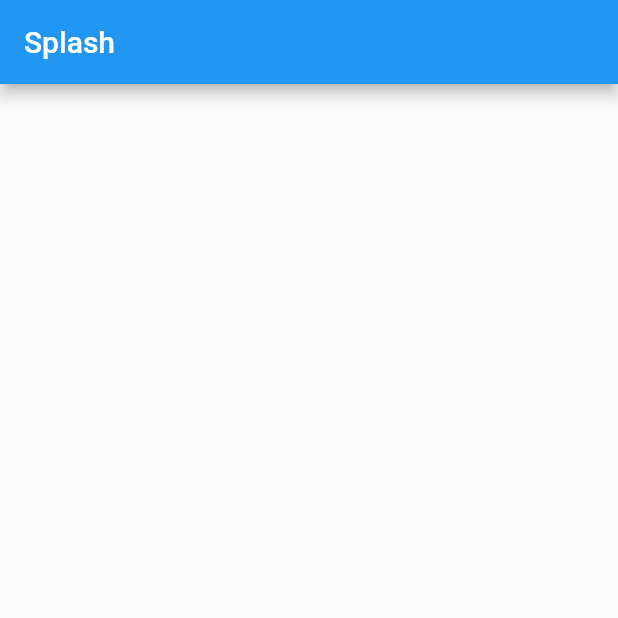
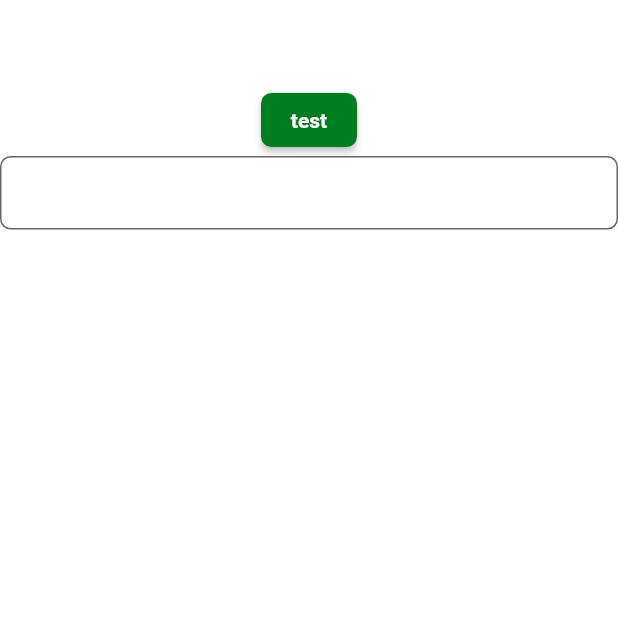
Before and after one commit to Rayjir/App_Vaquinha_Burguer_DartWeek, a Flutter app: the screen it shows after launch, on a phone screen of 412 x 824 dp, the top half of it. Run offline on Flutter 3.47's test engine with Material 2 defaults, Android fonts, the phone set to English and light mode, and no system bars; Roboto replaces fonts that are missing (mplus1).

Commit message:
novo commit

```diff
--- /dev/null
+++ b/dw9_delivery_app/lib/app/core/ui/styles/app_styles.dart
@@ -0,0 +1,23 @@
+import 'package:dw9_delivery_app/app/core/ui/styles/app_styles.dart';
+import 'package:dw9_delivery_app/app/core/ui/styles/colors_app.dart';
+import 'package:dw9_delivery_app/app/core/ui/styles/text_styles.dart';
+import 'package:flutter/material.dart';
+
+class AppStyles {
+  static AppStyles? _instance;
+
+  AppStyles._();
+  static AppStyles get i {
+    _instance ??= AppStyles._();
+    return _instance!;
+  }
+
+  ButtonStyle get primaryButton => ElevatedButton.styleFrom(
+      shape: RoundedRectangleBorder(borderRadius: BorderRadius.circular(7)),
+      backgroundColor: ColorsApp.i.primary,
+      textStyle: TextStyles.i.textButtonLabel);
+}
+
+extension AppStylesExtentions on BuildContext {
+  AppStyles get appStyles => AppStyles.i;
+}
--- a/dw9_delivery_app/lib/app/core/ui/styles/colors_app.dart
+++ b/dw9_delivery_app/lib/app/core/ui/styles/colors_app.dart
@@ -12,5 +12,9 @@ class ColorsApp {
 
   Color get primary => const Color(0xff007D21);
   Color get secondary => const Color(0xffF88B0C);
+}
+
+extension ColorsAppExtentions on BuildContext {
+  ColorsApp get colors => ColorsApp.i;
 
 }
--- /dev/null
+++ b/dw9_delivery_app/lib/app/core/ui/styles/text_styles.dart
@@ -0,0 +1,37 @@
+import 'package:flutter/material.dart';
+
+class TextStyles {
+  static TextStyles? _instance;
+
+  TextStyles._();
+  static TextStyles get i {
+    _instance ??= TextStyles._();
+    return _instance!;
+  }
+
+  String get font => 'mplus1';
+
+  TextStyle get textLight =>
+      TextStyle(fontWeight: FontWeight.w300, fontFamily: font);
+
+  TextStyle get textRegular =>
+      TextStyle(fontWeight: FontWeight.normal, fontFamily: font);
+
+  TextStyle get textmedium =>
+      TextStyle(fontWeight: FontWeight.w500, fontFamily: font);
+
+  TextStyle get textsemiBold =>
+      TextStyle(fontWeight: FontWeight.w600, fontFamily: font);
+
+  TextStyle get textBold =>
+      TextStyle(fontWeight: FontWeight.bold, fontFamily: font);
+
+  TextStyle get textExtraBold =>
+      TextStyle(fontWeight: FontWeight.w800, fontFamily: font);
+
+  TextStyle get textButtonLabel => textBold.copyWith(fontSize: 14);
+}
+
+extension TextStylesExtensions on BuildContext {
+  TextStyles get textStyles => TextStyles.i;
+}
--- a/dw9_delivery_app/lib/app/repositories/dw9_delivary_app.dart
+++ b/dw9_delivery_app/lib/app/repositories/dw9_delivary_app.dart
@@ -9,6 +9,7 @@ class Dw9DelivaryApp extends StatelessWidget {
    Widget build(BuildContext context) {
        return MaterialApp(
         title: 'Delivery App',
+        theme: ThemeData(scaffoldBackgroundColor: Colors.blue),
         routes: {
           '/' : (context) => const SplashPage(),
         },
--- a/dw9_delivery_app/lib/app/splash/splash_Page.dart
+++ b/dw9_delivery_app/lib/app/splash/splash_Page.dart
@@ -1,14 +1,46 @@
+import 'package:dw9_delivery_app/app/core/ui/styles/app_styles.dart';
+import 'package:dw9_delivery_app/app/core/ui/styles/colors_app.dart';
 import 'package:flutter/material.dart';
 
 class SplashPage extends StatelessWidget {
+  const SplashPage({super.key});
 
-  const SplashPage({ super.key });
-
-   @override
-   Widget build(BuildContext context) {
-       return Scaffold(
-           appBar: AppBar(title: const Text('Splash'),),
-           body: Container(),
-       );
+  @override
+  Widget build(BuildContext context) {
+    return Theme(
+      data: ThemeData(
+        scaffoldBackgroundColor: Colors.white,
+        appBarTheme: const AppBarTheme(
+            backgroundColor: Colors.white,
+            elevation: 0,
+            centerTitle: true,
+            iconTheme: IconThemeData(color: Colors.black)),
+        primaryColor: ColorsApp.i.primary,
+        colorScheme: ColorScheme.fromSeed(
+            seedColor: ColorsApp.i.primary,
+            primary: ColorsApp.i.primary,
+            secondary: ColorsApp.i.secondary),
+        elevatedButtonTheme:
+            ElevatedButtonThemeData(style: AppStyles.i.primaryButton),
+            inputDecorationTheme: InputDecorationTheme(
+              fillColor: Colors.white,
+              filled: true,
+              isDense: true,
+              contentPadding: EdgeInsets.all(15),
+              border: OutlineInputBorder(borderRadius: BorderRadius.circular(7),
+              borderSide: BorderSide(color: Colors.grey[400]!))
+            )
+      ),
+      child: Scaffold(
+        appBar: AppBar(
+          title: const Text('Splash'),
+        ),
+        body: Column(children: [
+          Container(),
+          ElevatedButton(onPressed: () {}, child: Text('test')),
+          TextFormField(),
+        ]),
+      ),
+    );
   }
 }
```
